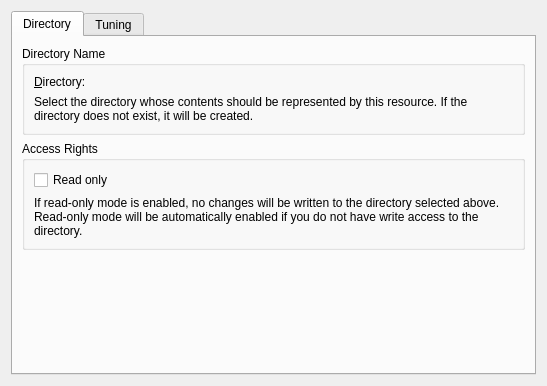
Qt form resources/icaldir/settingsdialog.ui (KDE/kdepim-runtime) before a commit.
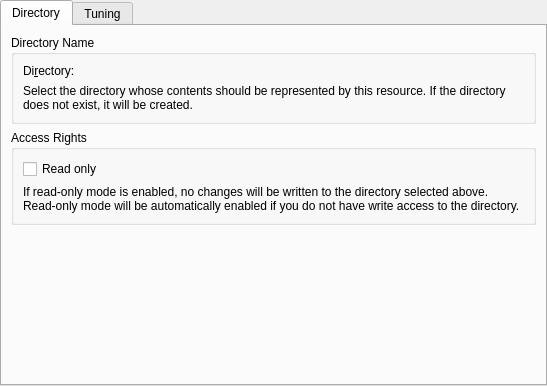
The same form after that commit. Custom widgets are drawn as their Qt base class.

Commit message: Remove double margin

Diff of the .ui file:
```diff
--- a/resources/icaldir/settingsdialog.ui
+++ b/resources/icaldir/settingsdialog.ui
@@ -9,7 +9,19 @@
     <height>386</height>
    </rect>
   </property>
-  <layout class="QVBoxLayout" name="verticalLayout" >
+  <layout class="QVBoxLayout" name="verticalLayout">
+   <property name="leftMargin">
+    <number>0</number>
+   </property>
+   <property name="topMargin">
+    <number>0</number>
+   </property>
+   <property name="rightMargin">
+    <number>0</number>
+   </property>
+   <property name="bottomMargin">
+    <number>0</number>
+   </property>
    <item>
     <widget class="QTabWidget" name="ktabwidget" >
      <property name="currentIndex" >
@@ -29,9 +41,9 @@
           <item>
            <layout class="QHBoxLayout" name="horizontalLayout" >
             <item>
-             <widget class="QLabel" name="label" >
-              <property name="text" >
-               <string>&amp;Directory:</string>
+             <widget class="QLabel" name="label">
+              <property name="text">
+               <string>Di&amp;rectory:</string>
               </property>
               <property name="buddy" >
                <cstring>kcfg_Path</cstring>
@@ -166,15 +178,16 @@
   </layout>
  </widget>
  <customwidgets>
-  <customwidget>
-   <class>KPluralHandlingSpinBox</class>
-   <extends>QSpinBox</extends>
-   <header>KPluralHandlingSpinBox</header>
-  </customwidget>
   <customwidget>
    <class>KUrlRequester</class>
    <extends>QFrame</extends>
    <header>kurlrequester.h</header>
+   <container>1</container>
+  </customwidget>
+  <customwidget>
+   <class>KPluralHandlingSpinBox</class>
+   <extends>QSpinBox</extends>
+   <header>KPluralHandlingSpinBox</header>
   </customwidget>
  </customwidgets>
  <resources/>
```
Left out of the diff: 105 changed lines with no effect on the pictures. The commit also changes 6 other files.
